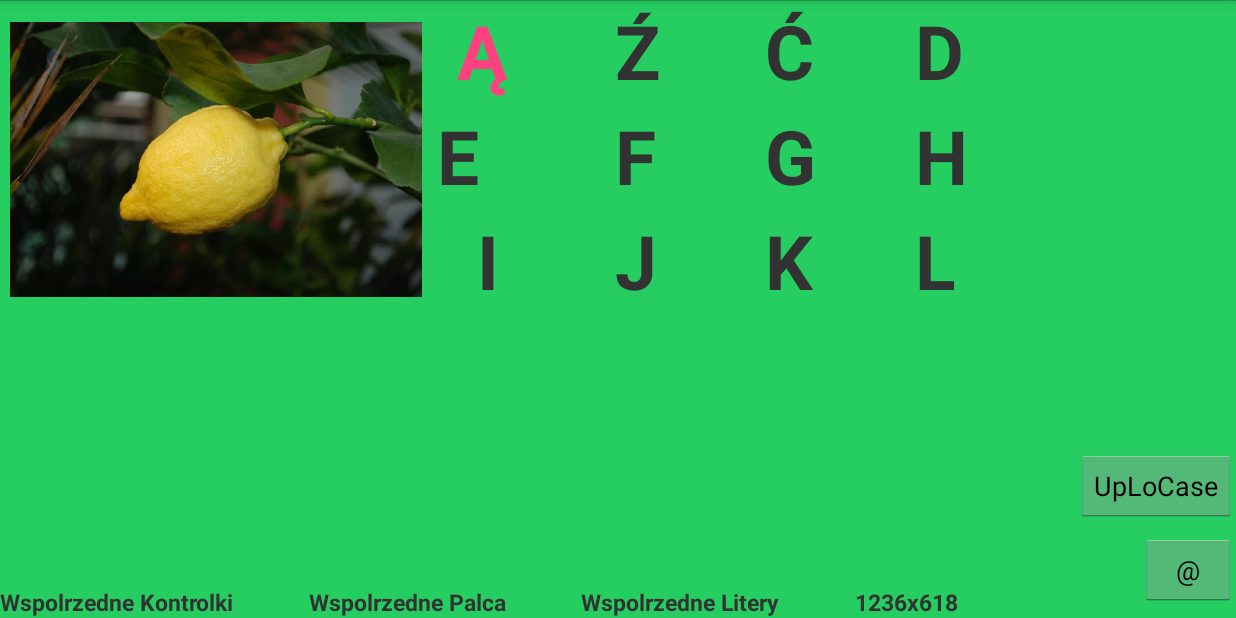
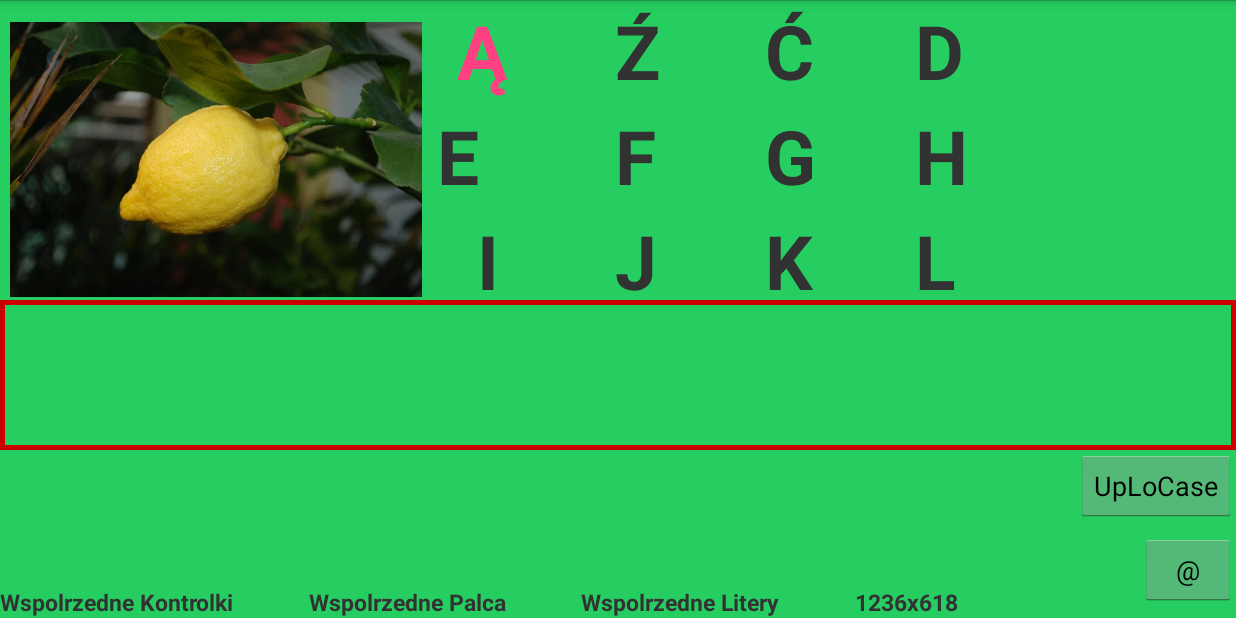
Before and after one commit to marskib/Literowiec, an Android app: the screen it shows after launch (MainActivity), on a phone screen of 824 x 412 dp (held sideways). Run offline under Robolectric (Android 15) with nearby library versions, the phone set to English and light mode, and no system bars.

```diff
--- a/app/src/main/java/autyzmsoft/pl/literowiec/MainActivity.java
+++ b/app/src/main/java/autyzmsoft/pl/literowiec/MainActivity.java
@@ -14,6 +14,7 @@
 import android.view.WindowManager;
 import android.widget.Button;
 import android.widget.ImageView;
+import android.widget.LinearLayout;
 import android.widget.RelativeLayout;
 import android.widget.TextView;
 
@@ -318,6 +319,19 @@
                     int w = view.getWidth();
                     int lm = layoutParams.leftMargin;
                     tvInfo2.setText("xLitery=" + Integer.toString(lm + padding + (int) (w / 4.0)));
+
+                    //czy wiev is within l_Obszar
+                    LinearLayout lObszar = (LinearLayout) findViewById(R.id.l_Obszar);
+
+                    if (lObszar.findViewById(R.id.L01) == null) {
+                        tvInfo.setText("TRUE");
+                    } else
+                        tvInfo.setText("FALSE");
+
+
+                    //yourview.findViewById(R.id.childView);
+
+
                     break;
                 /*
                 case MotionEvent.ACTION_POINTER_DOWN:
--- /dev/null
+++ b/app/src/main/res/drawable/border_skib.xml
@@ -0,0 +1,12 @@
+<?xml version="1.0" encoding="utf-8"?>
+<shape xmlns:android="http://schemas.android.com/apk/res/android"
+       android:shape="rectangle">
+   <stroke
+        android:width="3dip"
+
+       android:color="@android:color/holo_red_dark"
+
+       />
+</shape>
+
+    <!-- android:color="@android:color/holo_blue_dark"-->
--- a/app/src/main/res/layout-land/activity_main.xml
+++ b/app/src/main/res/layout-land/activity_main.xml
@@ -151,6 +151,20 @@
         android:text="L" />
 
 
+<!-- Prostokat - Obszar -->
+    <LinearLayout
+        android:id="@+id/l_Obszar"
+        android:layout_marginTop="200dp"
+        android:orientation="horizontal"
+        android:layout_width="match_parent"
+        android:layout_height="100dp"
+        android:background="@drawable/border_skib"
+
+        >
+
+    </LinearLayout>
+
+
 
 
 <!-- Kontrolki 'kontrolne' -->
```
